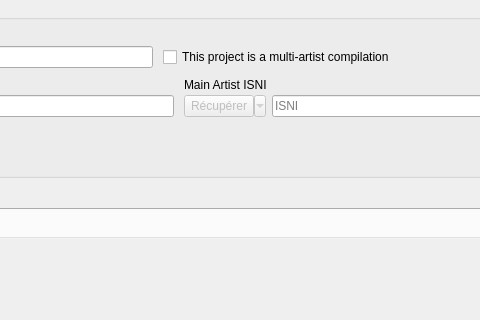
This is resources/ui/album_page.ui in Iconoclasteinc/tgit as Qt 5 draws it before an edit; both pictures show x 535 to 1015 and y 0 to 320 of the 1118 by 690 pixel window. The edited form follows.
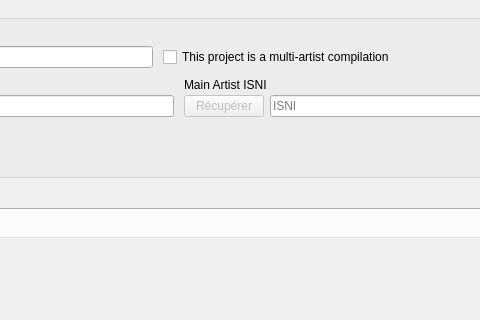
This is the edited form. Icons and pictures are not drawn. Custom widgets are drawn as their Qt base class.

Commit message: Style calendar widgets to blend into platform styles

```diff
--- a/resources/ui/album_page.ui
+++ b/resources/ui/album_page.ui
@@ -10,6 +10,32 @@
     <height>690</height>
    </rect>
   </property>
+  <property name="styleSheet">
+   <string notr="true">
+    QCalendarWidget QToolButton {
+        background-color: transparent;
+    }
+
+    QCalendarWidget QToolButton#qt_calendar_monthbutton {
+        padding-right: 15px;
+    }
+
+    QCalendarWidget QToolButton::menu-indicator {
+        subcontrol-position: right center;
+        top: 2px;
+        right: 2px;
+    }
+
+    QCalendarWidget QToolButton::menu-indicator {
+        image: url(:/calendar-menu-indicator);
+    }
+
+    QCalendarWidget QToolButton::menu-indicator:open {
+        top: 3px;
+        right: 1px;
+    }
+   </string>
+  </property>
   <layout class="QGridLayout" name="gridLayout">
    <property name="leftMargin">
     <number>0</number>
@@ -252,7 +278,7 @@
              <number>6</number>
             </property>
             <item>
-             <widget class="QToolButton" name="_main_artist_isni_actions_button">
+             <widget class="QPushButton" name="_main_artist_isni_actions_button">
               <property name="enabled">
                <bool>false</bool>
               </property>
@@ -271,12 +297,6 @@
               <property name="text">
                <string>Récupérer</string>
               </property>
-              <property name="popupMode">
-               <enum>QToolButton::MenuButtonPopup</enum>
-              </property>
-              <property name="toolButtonStyle">
-               <enum>Qt::ToolButtonTextOnly</enum>
-              </property>
              </widget>
             </item>
             <item>
```
Left out of the diff: 8 changed lines with no effect on the pictures. The commit also changes 8 other files.
